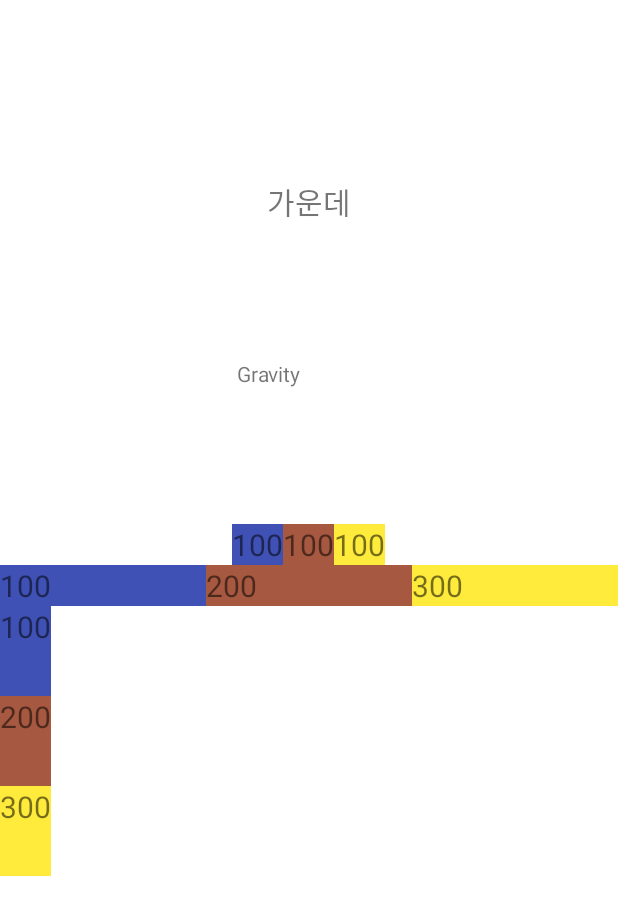
After one commit to CHRIS-AN/AndroidBeginner, an Android app: the layout linear_layout.xml on its own in the app's theme, with its tools: preview values and no code run, on a phone screen of 412 x 824 dp. The commit adds this screen. Shown: the top 915 px of the screen. Run offline under Robolectric (Android 15) with nearby library versions, the phone set to English and light mode, and no system bars.

Commit message:
android_linearlayout

```diff
--- a/app/src/main/res/layout/activity_main.xml
+++ b/app/src/main/res/layout/activity_main.xml
@@ -16,7 +16,9 @@
     <TextView
         android:layout_width="match_parent"
         android:layout_height="wrap_content"
-        android:textSize="50dp"
+        android:textSize="60dp"
+        android:background="#E91E63"
+        android:text="안녕?"
 
         />
 
--- /dev/null
+++ b/app/src/main/res/layout/linear_layout.xml
@@ -0,0 +1,120 @@
+<?xml version="1.0" encoding="utf-8"?>
+<LinearLayout
+    xmlns:android="http://schemas.android.com/apk/res/android"
+    xmlns:tools="http://schemas.android.com/tools"
+    android:layout_width="match_parent"
+    android:layout_height="match_parent"
+    android:gravity="center"
+    android:orientation="vertical">
+
+
+    <TextView
+        android:layout_width="wrap_content"
+        android:layout_height="wrap_content"
+        android:textSize="20dp"
+        android:text="가운데"
+        />
+
+    <TextView
+        android:layout_width="200dp"
+        android:layout_height="200dp"
+        android:text="Gravity"
+        android:gravity="center|right"
+        android:layout_gravity=""
+        />
+    <LinearLayout
+        android:layout_width="wrap_content"
+        android:layout_height="wrap_content"
+        android:orientation="horizontal">
+
+        <TextView
+            android:layout_width="wrap_content"
+            android:layout_height="wrap_content"
+            android:background="#3F51B5"
+            android:text="100"
+            android:textSize="20dp"/>
+
+        <TextView
+            android:layout_width="wrap_content"
+            android:layout_height="wrap_content"
+            android:background="#A65840"
+            android:text="100"
+            android:textSize="20dp"/>
+
+        <TextView
+            android:layout_width="wrap_content"
+            android:layout_height="wrap_content"
+            android:background="#FFEB3B"
+            android:text="100"
+            android:textSize="20dp"/>
+    </LinearLayout>
+
+    <LinearLayout
+        android:layout_width="match_parent"
+        android:layout_height="wrap_content"
+        android:orientation="horizontal">
+
+        <TextView
+            android:layout_weight="1"
+            android:layout_width="0dp"
+            android:layout_height="wrap_content"
+            android:background="#3F51B5"
+            android:text="100"
+            android:textSize="20dp"/>
+
+        <TextView
+            android:layout_weight="1"
+            android:layout_width="0dp"
+            android:layout_height="wrap_content"
+            android:background="#A65840"
+            android:text="200"
+            android:textSize="20dp"/>
+
+        <TextView
+            android:layout_weight="1"
+            android:layout_width="0dp"
+            android:layout_height="wrap_content"
+            android:background="#FFEB3B"
+            android:text="300"
+            android:textSize="20dp"/>
+
+    </LinearLayout>
+
+
+    <LinearLayout
+        android:layout_width="match_parent"
+        android:layout_height="300dp"
+        android:weightSum="5"
+        android:orientation="vertical">
+
+
+        <TextView
+            android:layout_weight="1"
+            android:layout_width="wrap_content"
+            android:layout_height="0dp"
+            android:background="#3F51B5"
+            android:text="100"
+            android:textSize="20dp"/>
+
+        <TextView
+            android:layout_weight="1"
+            android:layout_width="wrap_content"
+            android:layout_height="0dp"
+            android:background="#A65840"
+            android:text="200"
+            android:textSize="20dp"/>
+
+        <TextView
+            android:layout_weight="1"
+            android:layout_width="wrap_content"
+            android:layout_height="0dp"
+            android:background="#FFEB3B"
+            android:text="300"
+            android:textSize="20dp"/>
+
+
+    </LinearLayout>
+
+
+
+</LinearLayout>
```
Also changed, not shown: app/src/main/res/layout/linear_layout_practice01.xml (added, +88 -0 lines), app/src/main/res/layout/linear_layout_practice02.xml (added, +83 -0 lines).
